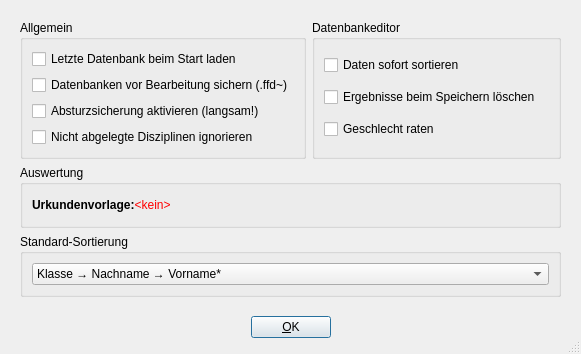
Before: the Qt Designer form ui/SettingsDialog.ui in libf-de/ffx-sportfest, drawn with Qt 5.
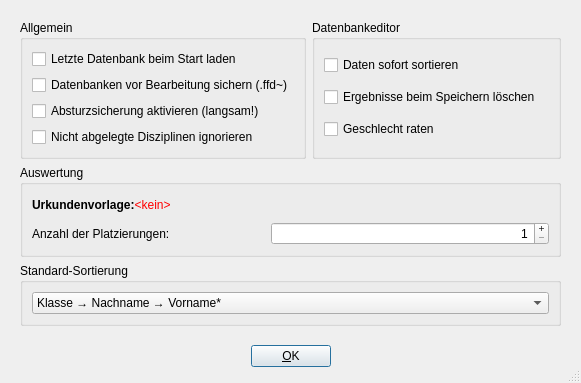
After: the same form once the commit is applied. Icons and pictures are not drawn.

What changed in the file:
```diff
--- a/ui/SettingsDialog.ui
+++ b/ui/SettingsDialog.ui
@@ -7,7 +7,7 @@
     <x>0</x>
     <y>0</y>
     <width>581</width>
-    <height>333</height>
+    <height>357</height>
    </rect>
   </property>
   <property name="windowTitle">
@@ -151,20 +151,7 @@
          <string>Auswertung</string>
         </property>
         <layout class="QGridLayout" name="gridLayout_5">
-         <item row="0" column="0">
-          <widget class="QLabel" name="templateLbl">
-           <property name="sizePolicy">
-            <sizepolicy hsizetype="Preferred" vsizetype="Preferred">
-             <horstretch>0</horstretch>
-             <verstretch>0</verstretch>
-            </sizepolicy>
-           </property>
-           <property name="text">
-            <string>&lt;html&gt;&lt;head/&gt;&lt;body&gt;&lt;p&gt;&lt;span style=&quot; font-weight:600;&quot;&gt;Urkundenvorlage:&lt;/span&gt;&lt;span style=&quot; font-family:'monospace'; color:#ff0000;&quot;&gt;&amp;lt;kein&amp;gt;&lt;/span&gt;&lt;/p&gt;&lt;/body&gt;&lt;/html&gt;</string>
-           </property>
-          </widget>
-         </item>
-         <item row="0" column="1">
+         <item row="0" column="2">
           <widget class="QPushButton" name="templateBtn">
            <property name="sizePolicy">
             <sizepolicy hsizetype="Fixed" vsizetype="Fixed">
@@ -184,6 +171,45 @@
            </property>
           </widget>
          </item>
+         <item row="1" column="0">
+          <widget class="QLabel" name="label">
+           <property name="text">
+            <string>Anzahl der Platzierungen:</string>
+           </property>
+          </widget>
+         </item>
+         <item row="0" column="0" colspan="2">
+          <widget class="QLabel" name="templateLbl">
+           <property name="sizePolicy">
+            <sizepolicy hsizetype="Preferred" vsizetype="Preferred">
+             <horstretch>0</horstretch>
+             <verstretch>0</verstretch>
+            </sizepolicy>
+           </property>
+           <property name="text">
+            <string>&lt;html&gt;&lt;head/&gt;&lt;body&gt;&lt;p&gt;&lt;span style=&quot; font-weight:600;&quot;&gt;Urkundenvorlage:&lt;/span&gt;&lt;span style=&quot; font-family:'monospace'; color:#ff0000;&quot;&gt;&amp;lt;kein&amp;gt;&lt;/span&gt;&lt;/p&gt;&lt;/body&gt;&lt;/html&gt;</string>
+           </property>
+          </widget>
+         </item>
+         <item row="1" column="1" colspan="2">
+          <widget class="QSpinBox" name="placeCount">
+           <property name="minimumSize">
+            <size>
+             <width>0</width>
+             <height>20</height>
+            </size>
+           </property>
+           <property name="alignment">
+            <set>Qt::AlignRight|Qt::AlignTrailing|Qt::AlignVCenter</set>
+           </property>
+           <property name="buttonSymbols">
+            <enum>QAbstractSpinBox::PlusMinus</enum>
+           </property>
+           <property name="minimum">
+            <number>1</number>
+           </property>
+          </widget>
+         </item>
         </layout>
        </widget>
       </item>
```
